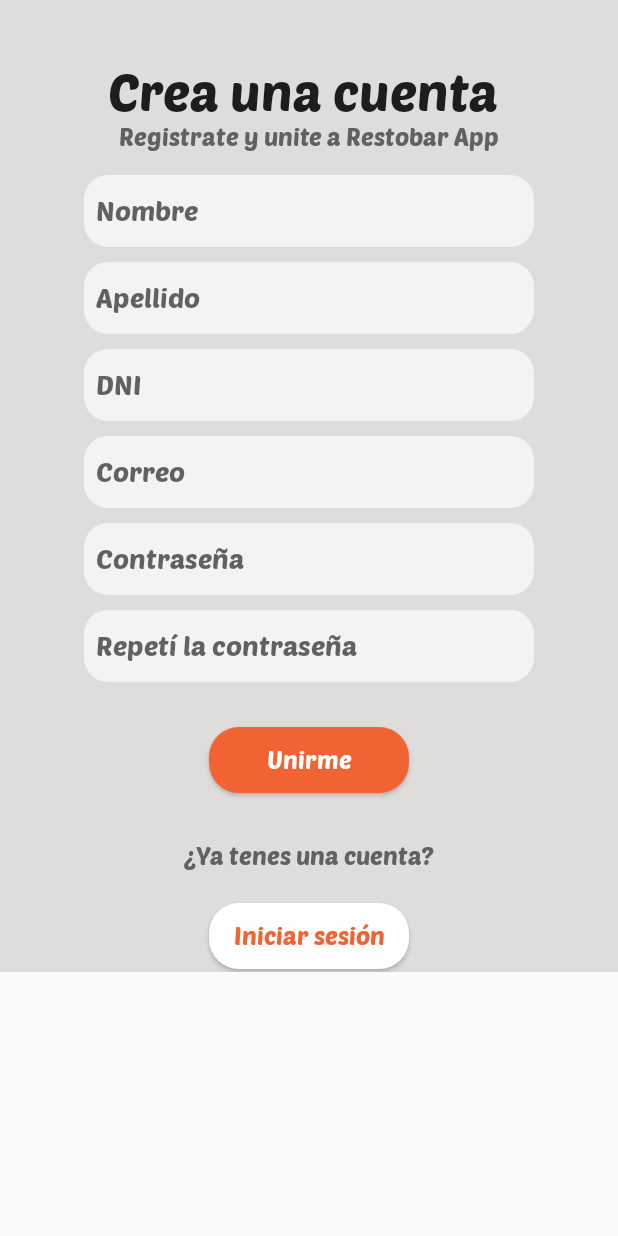
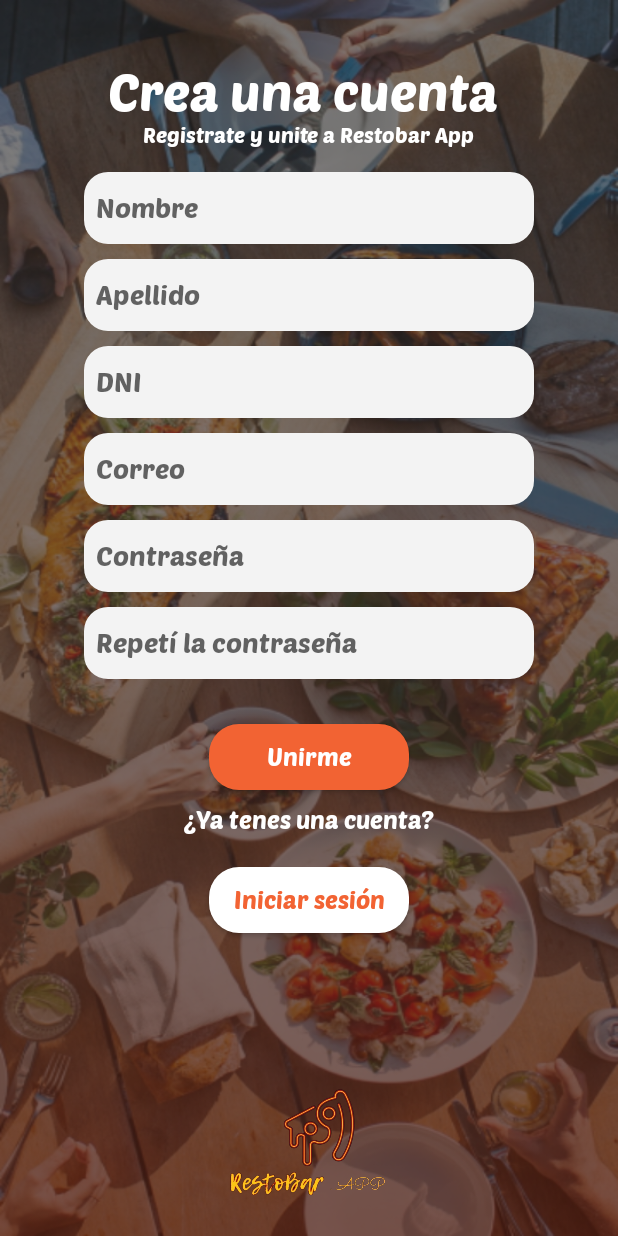
Before and after one commit to pp2024-restoapp/aplicacionmovil, an Android app: the MainActivity screen opened directly, with no data from a screen before it, on a phone screen of 412 x 824 dp. Run offline under Robolectric (Android 15) with nearby library versions, the phone set to English and light mode, and no system bars; our stand-ins replace Firebase (no records; nobody signed in at launch, a user with empty details on screens opened directly); libraries missing offline, so code that uses them is left out: es.dmoral.toasty; Roboto replaces fonts that are not available here.

Commit message:
Se trabaja en xml de on_board y main, para darles estílo de la app y se agrega logo sin fondo en varias pantallas

```diff
--- a/app/src/main/res/layout/activity_main.xml
+++ b/app/src/main/res/layout/activity_main.xml
@@ -1,16 +1,11 @@
 <?xml version="1.0" encoding="utf-8"?>
-
-<ScrollView xmlns:android="http://schemas.android.com/apk/res/android"
+<androidx.constraintlayout.widget.ConstraintLayout xmlns:android="http://schemas.android.com/apk/res/android"
     xmlns:app="http://schemas.android.com/apk/res-auto"
     xmlns:tools="http://schemas.android.com/tools"
     android:layout_width="match_parent"
-    android:layout_height="match_parent">
-<androidx.constraintlayout.widget.ConstraintLayout
-    android:layout_width="match_parent"
-
-    android:background="#C8BABA"
-    android:backgroundTint="#DFDCDC"
-    android:layout_height="match_parent"    tools:context=".MainActivity">
+    android:layout_height="match_parent"
+    android:background="@drawable/onboarding_img"
+    tools:context=".MainActivity">
 
     <TextView
         android:id="@+id/IngresaATuCuentaLinkText"
@@ -18,8 +13,8 @@
         android:layout_height="wrap_content"
         android:fontFamily="@font/poetsenone_regular"
         android:text="@string/registrate"
-        android:textColor="#616161"
-        android:textSize="16sp"
+        android:textColor="@color/white"
+        android:textSize="14sp"
         app:layout_constraintEnd_toEndOf="parent"
         app:layout_constraintStart_toStartOf="parent"
         app:layout_constraintTop_toBottomOf="@+id/iniciarSesionTextView" />
@@ -27,6 +22,7 @@
 
     <TextView
         android:id="@+id/iniciarSesionTextView"
+        android:textColor="@color/white"
         android:layout_width="wrap_content"
         android:layout_height="wrap_content"
         android:layout_marginStart="110dp"
@@ -165,12 +161,12 @@
 
     <TextView
         android:id="@+id/noTienesCuentaLinkText"
-        android:fontFamily="@font/poetsenone_regular"
         android:layout_width="wrap_content"
         android:layout_height="wrap_content"
-        android:layout_marginTop="30dp"
+        android:layout_marginTop="8dp"
+        android:fontFamily="@font/poetsenone_regular"
         android:text="@string/ya_tienes_cuenta"
-        android:textColor="#616161"
+        android:textColor="@color/white"
         android:textSize="16sp"
         app:layout_constraintEnd_toEndOf="parent"
         app:layout_constraintStart_toStartOf="parent"
@@ -194,11 +190,17 @@
         app:layout_constraintEnd_toEndOf="parent"
         app:layout_constraintStart_toStartOf="parent"
         app:layout_constraintTop_toBottomOf="@+id/noTienesCuentaLinkText"
+        app:layout_constraintVertical_bias="0.0"
         tools:ignore="TextSizeCheck" />
 
-
-
-
+    <ImageView
+        android:id="@+id/image"
+        android:layout_width="135dp"
+        android:layout_height="76dp"
+        android:layout_marginBottom="24dp"
+        android:src="@drawable/logo_sin_fondo"
+        app:layout_constraintBottom_toBottomOf="parent"
+        app:layout_constraintEnd_toEndOf="parent"
+        app:layout_constraintHorizontal_bias="0.498"
+        app:layout_constraintStart_toStartOf="parent" />
 </androidx.constraintlayout.widget.ConstraintLayout>
-
-</ScrollView>
```
Also changed, not shown: app/src/main/res/layout/activity_login.xml (+12 -1 lines), app/src/main/res/layout/activity_on_boarding.xml (+21 -7 lines), app/src/main/res/drawable/logo_sin_fondo.png (added).
